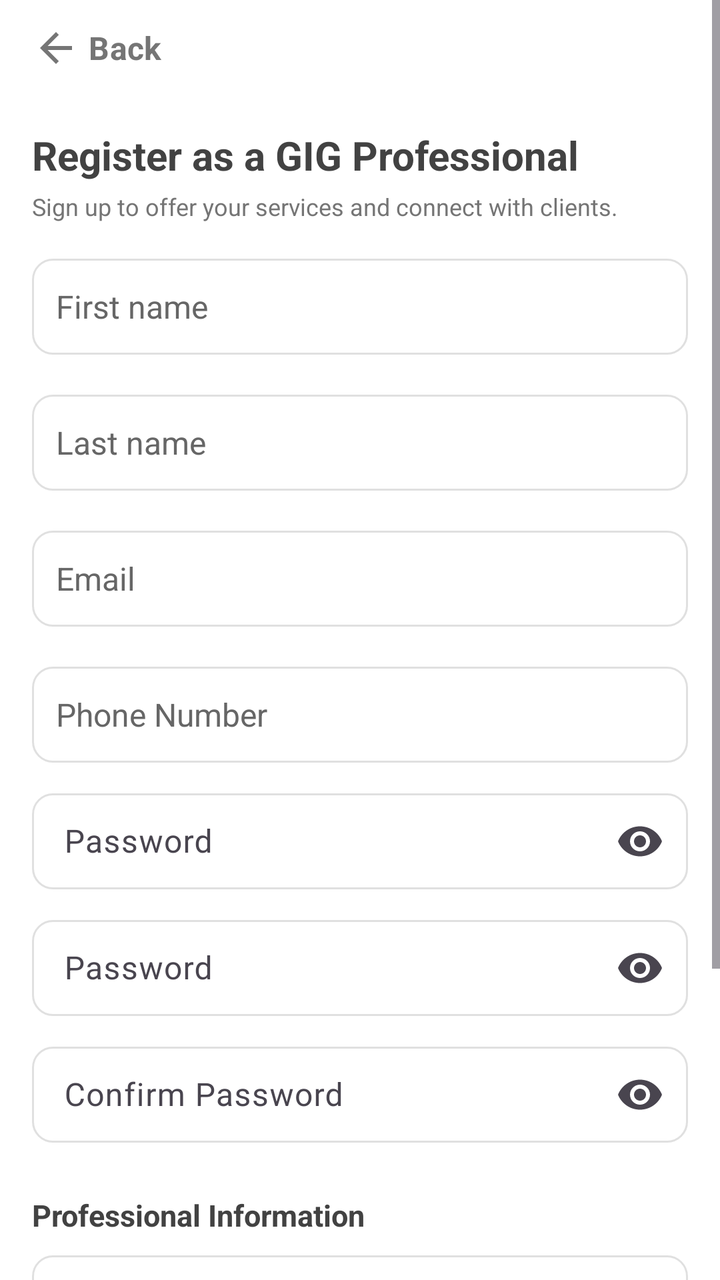
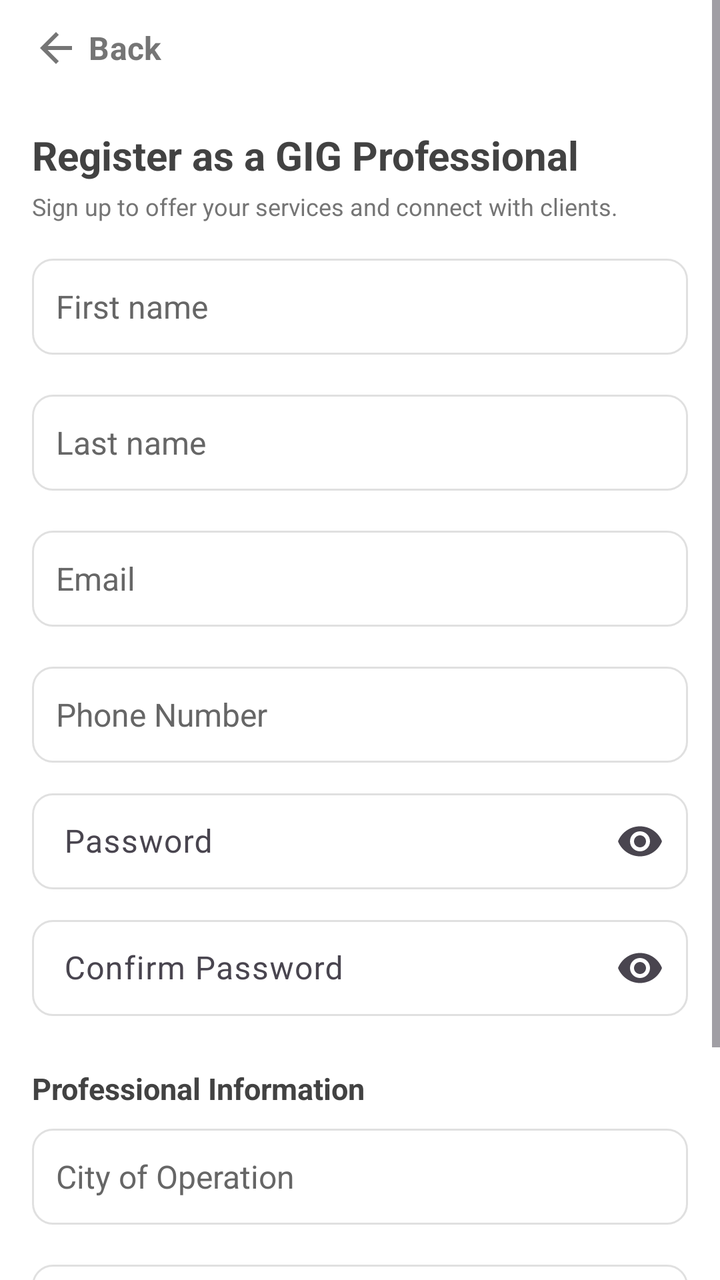

Two renders of the same Android screen: before a commit and after it. Below are the layout's source before the change and the commit's diff.
<!-- AndroidManifest.xml: application theme Theme.G08 -->
<!-- res/layout/create_profile_pro.xml -->
<?xml version="1.0" encoding="utf-8"?>
<androidx.constraintlayout.widget.ConstraintLayout xmlns:android="http://schemas.android.com/apk/res/android"
    xmlns:app="http://schemas.android.com/apk/res-auto"
    xmlns:tools="http://schemas.android.com/tools"
    android:layout_width="match_parent"
    android:layout_height="match_parent"
    android:fitsSystemWindows="true">

    <ScrollView
        android:layout_width="match_parent"
        android:layout_height="match_parent"
        android:fillViewport="true">

        <LinearLayout
            android:id="@+id/rootLayout"
            android:layout_width="match_parent"
            android:layout_height="wrap_content"
            android:orientation="vertical"
            android:paddingLeft="16dp"
            android:paddingRight="16dp">

        <Button
            android:id="@+id/backButton"
            style="@style/Widget.Material3.Button.TextButton"
            android:layout_width="wrap_content"
            android:layout_height="wrap_content"
            android:layout_gravity="start"
            android:minHeight="48dp"
            android:minWidth="0dp"
            android:paddingStart="0dp"
            android:paddingEnd="16dp"
            android:text="@string/back"
            android:textColor="@color/grey"
            android:textSize="16sp"
            app:icon="@drawable/ic_arrow_back"
            app:iconGravity="textStart"
            app:iconSize="24dp"
            app:iconTint="@color/grey" />

        <TextView
            android:id="@+id/proTitle"
            android:layout_width="match_parent"
            android:layout_height="wrap_content"
            android:layout_marginTop="16dp"
            android:text="@string/pro_create_title"
            android:textAlignment="textStart"
            android:textColor="@color/main_netural_color"
            android:textSize="20sp"
            android:textStyle="bold" />

        <TextView
            android:id="@+id/proSubtitle"
            android:layout_width="match_parent"
            android:layout_height="wrap_content"
            android:layout_marginTop="4dp"
            android:paddingBottom="8dp"
            android:text="@string/pro_create_subtitle"
            android:textAlignment="textStart"
            android:textColor="@color/grey"
            android:textSize="12sp" />






        <EditText
            android:id="@+id/firstNameInput"
            android:layout_width="match_parent"
            android:layout_height="wrap_content"
            android:layout_marginTop="0dp"
            android:background="@drawable/edittext_bordered"
            android:hint="@string/user_first_name"
            android:importantForAutofill="no"
            android:inputType="textPersonName"
            android:layout_marginVertical="@dimen/button_vertical_margin"
            android:maxWidth="320dp"
            android:minHeight="48dp"
            android:padding="12dp"
            android:textColorHint="#666666"
            android:textSize="16sp" />

        <EditText
            android:id="@+id/lastNameInput"
            android:layout_width="match_parent"
            android:layout_height="wrap_content"
            android:background="@drawable/edittext_bordered"
            android:hint="@string/user_last_name"
            android:importantForAutofill="no"
            android:inputType="textPersonName"
            android:layout_marginVertical="@dimen/button_vertical_margin"
            android:maxWidth="320dp"
            android:minHeight="48dp"
            android:padding="12dp"
            android:textColorHint="#666666"
            android:textSize="16sp" />



        <EditText
            android:id="@+id/emailInput"
            android:layout_width="match_parent"
            android:layout_height="wrap_content"
            android:layout_marginTop="0dp"
            android:background="@drawable/edittext_bordered"
            android:hint="@string/user_email"
            android:importantForAutofill="no"
            android:inputType="textEmailAddress"
            android:layout_marginVertical="@dimen/button_vertical_margin"
            android:maxWidth="320dp"
            android:minHeight="48dp"
            android:padding="12dp"
            android:textColorHint="#666666"
            android:textSize="16sp" />
        <EditText
            android:id="@+id/phoneInput"
            android:layout_width="match_parent"
            android:layout_height="wrap_content"
            android:background="@drawable/edittext_bordered"
            android:hint="@string/user_phone_number"
            android:importantForAutofill="no"
            android:inputType="phone"
            android:layout_marginVertical="@dimen/button_vertical_margin"
            android:maxWidth="320dp"
            android:minHeight="48dp"
            android:padding="12dp"
            android:textColorHint="#666666"
            android:textSize="16sp" />

        <com.google.android.material.textfield.TextInputLayout
            android:layout_width="match_parent"
            android:layout_height="wrap_content"
            app:endIconMode="password_toggle">
            <EditText
                android:layout_width="match_parent"
                android:layout_height="wrap_content"
                android:background="@drawable/edittext_bordered"
                android:hint="@string/user_password"
                android:importantForAutofill="no"
                android:inputType="textPassword"
                android:layout_marginVertical="@dimen/button_vertical_margin"
                android:maxWidth="320dp"
                android:minHeight="48dp"
                android:padding="12dp"
                android:textColorHint="#666666"
                android:textSize="16sp" />
        </com.google.android.material.textfield.TextInputLayout>

        <com.google.android.material.textfield.TextInputLayout
            android:layout_width="match_parent"
            android:layout_height="wrap_content"
            app:endIconMode="password_toggle">
            <EditText
                android:id="@+id/passwordInput"
                android:layout_width="match_parent"
                android:layout_height="wrap_content"
                android:background="@drawable/edittext_bordered"
                android:hint="@string/user_password"
                android:importantForAutofill="no"
                android:inputType="textPassword"
                android:layout_marginVertical="@dimen/button_vertical_margin"
                android:maxWidth="320dp"
                android:minHeight="48dp"
                android:padding="12dp"
                android:textColorHint="#666666"
                android:textSize="16sp" />
        </com.google.android.material.textfield.TextInputLayout>

        <com.google.android.material.textfield.TextInputLayout
            android:layout_width="match_parent"
            android:layout_height="wrap_content"
            app:endIconMode="password_toggle">
            <EditText
                android:id="@+id/confirmPassword"
                android:layout_width="match_parent"
                android:layout_height="wrap_content"
                android:background="@drawable/edittext_bordered"
                android:hint="@string/confirm_password"
                android:importantForAutofill="no"
                android:inputType="textPassword"
                android:layout_marginVertical="@dimen/button_vertical_margin"
                android:maxWidth="320dp"
                android:minHeight="48dp"
                android:padding="12dp"
                android:textColorHint="#666666"
                android:textSize="16sp" />
        </com.google.android.material.textfield.TextInputLayout>

            <TextView
            android:id="@+id/sectionProfessional"
            android:layout_width="match_parent"
            android:layout_height="wrap_content"
            android:layout_marginTop="16dp"
            android:text="@string/pro_section_professional"
            android:textAlignment="textStart"
            android:textColor="@color/main_netural_color"
            android:textSize="15sp"
            android:textStyle="bold" />

        <EditText
            android:id="@+id/cityInput"
            android:layout_width="match_parent"
            android:layout_height="wrap_content"
            android:layout_marginTop="0dp"
            android:background="@drawable/edittext_bordered"
            android:hint="@string/user_city"
            android:importantForAutofill="no"
            android:inputType="text"
            android:layout_marginVertical="@dimen/button_vertical_margin"
            android:maxWidth="320dp"
            android:minHeight="48dp"
            android:padding="12dp"
            android:textColorHint="#666666"
            android:textSize="16sp" />

        <EditText
            android:id="@+id/qualificationsInput"
            android:layout_width="match_parent"
            android:layout_height="wrap_content"
            android:background="@drawable/edittext_bordered"
            android:hint="@string/user_qualifications"
            android:importantForAutofill="no"
            android:inputType="text"
            android:layout_marginVertical="@dimen/button_vertical_margin"
            android:maxWidth="320dp"
            android:minHeight="48dp"
            android:padding="12dp"
            android:textColorHint="#666666"
            android:textSize="16sp" />

        <Button
            android:id="@+id/addProUserButton"
            android:layout_width="match_parent"
            android:layout_height="wrap_content"
            android:layout_marginTop="35dp"
            android:maxWidth="320dp"
            android:text="@string/button_add_user"
            android:textColorLink="@color/main_cust_color"
            android:textSize="14sp"
            app:backgroundTint="@color/main_netural_color" />

        </LinearLayout>
    </ScrollView>

</androidx.constraintlayout.widget.ConstraintLayout>
<!-- resources referenced by this layout -->
<resources>
  <color name="grey">#757575</color>
  <color name="main_cust_color">#B8860B</color>
  <color name="main_netural_color">#424242</color>
  <dimen name="button_vertical_margin">10dp</dimen>
  <!-- drawable edittext_bordered (drawable) -->
  <?xml version="1.0" encoding="utf-8"?>
  <shape xmlns:android="http://schemas.android.com/apk/res/android"
      android:shape="rectangle">
      <solid android:color="@color/white" />
      <stroke
          android:width="1dp"
          android:color="@color/input_border_light_grey" />
      <corners android:radius="10dp" />
  </shape>
  <!-- drawable ic_arrow_back (drawable) -->
  <?xml version="1.0" encoding="utf-8"?>
  <vector xmlns:android="http://schemas.android.com/apk/res/android"
      android:width="24dp"
      android:height="24dp"
      android:viewportWidth="24"
      android:viewportHeight="24">
      <path
          android:fillColor="#757575"
          android:pathData="M20,11H7.83l5.59,-5.59L12,4l-8,8 8,8 1.41,-1.41L7.83,13H20v-2z" />
  </vector>
  <string name="back">Back</string>
  <string name="button_add_user">Register</string>
  <string name="confirm_password">Confirm Password</string>
  <string name="pro_create_subtitle">Sign up to offer your services and connect with clients.</string>
  <string name="pro_create_title">Register as a GIG Professional</string>
  <string name="pro_section_professional">Professional Information</string>
  <string name="user_city">City of Operation</string>
  <string name="user_email">Email</string>
  <string name="user_first_name">First name</string>
  <string name="user_last_name">Last name</string>
  <string name="user_password">Password</string>
  <string name="user_phone_number">Phone Number</string>
  <string name="user_qualifications">Qualifications (comma-separated)</string>
  <style name="Theme.G08" parent="Base.Theme.G08" />
  <color name="white">#FFFFFFFF</color>
  <color name="input_border_light_grey">#E0E0E0</color>
  <style name="Base.Theme.G08" parent="Theme.Material3.DayNight.NoActionBar">
          
          
          <item name="android:windowBackground">@color/cardview_light_background</item>
          <item name="android:fontFamily">sans-serif</item>
          <item name="materialButtonStyle">@style/Widget.G08.Button</item>
          <item name="editTextStyle">@style/Widget.G08.EditText</item>
      </style>
  <style name="Widget.G08.Button" parent="Widget.Material3.Button">
          <item name="cornerRadius">@dimen/button_corner_radius</item>
          <item name="android:paddingTop">@dimen/button_vertical_padding</item>
          <item name="android:paddingBottom">@dimen/button_vertical_padding</item>
          <item name="android:textStyle">bold</item>
          <item name="android:layout_marginTop">@dimen/button_vertical_margin</item>
          <item name="android:layout_marginBottom">@dimen/button_vertical_margin</item>
      </style>
  <style name="Widget.G08.EditText" parent="Widget.AppCompat.EditText">
          <item name="android:background">@drawable/edittext_bordered</item>
          <item name="android:padding">12dp</item>
      </style>
  <dimen name="button_corner_radius">10dp</dimen>
  <dimen name="button_vertical_padding">15dp</dimen>
</resources>

<!-- the commit's change to res/layout/create_profile_pro.xml (unified diff, before → after) -->
@@ -126,25 +126,6 @@
             android:padding="12dp"
             android:textColorHint="#666666"
             android:textSize="16sp" />
-
-        <com.google.android.material.textfield.TextInputLayout
-            android:layout_width="match_parent"
-            android:layout_height="wrap_content"
-            app:endIconMode="password_toggle">
-            <EditText
-                android:layout_width="match_parent"
-                android:layout_height="wrap_content"
-                android:background="@drawable/edittext_bordered"
-                android:hint="@string/user_password"
-                android:importantForAutofill="no"
-                android:inputType="textPassword"
-                android:layout_marginVertical="@dimen/button_vertical_margin"
-                android:maxWidth="320dp"
-                android:minHeight="48dp"
-                android:padding="12dp"
-                android:textColorHint="#666666"
-                android:textSize="16sp" />
-        </com.google.android.material.textfield.TextInputLayout>
 
         <com.google.android.material.textfield.TextInputLayout
             android:layout_width="match_parent"
